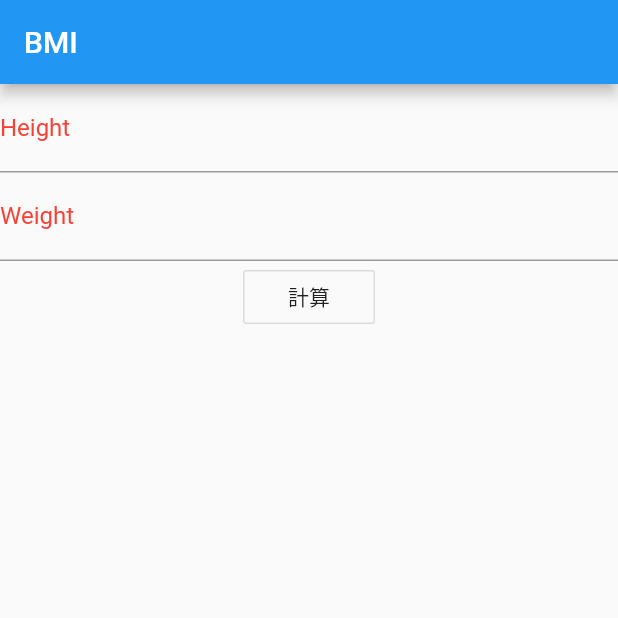
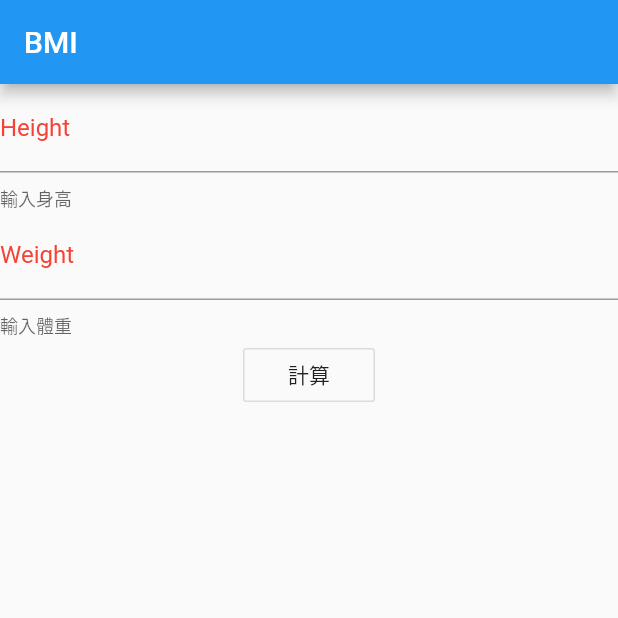
Before and after one commit to CCH0124/flutter-BMI, a Flutter app: the screen it shows after launch, on a phone screen of 412 x 824 dp, the top half of it. Run offline on Flutter 3.47's test engine with Material 2 defaults, Android fonts, the phone set to English and light mode, and no system bars.

Commit message:
add helperText

```diff
--- a/lib/main.dart
+++ b/lib/main.dart
@@ -78,6 +78,7 @@ class _bmiStatefulWidgetPage extends State<StatefulWidget> {
               decoration: InputDecoration( // 輸入外觀顯示
                   hintText: 'Inpute Height(cm)', // 文字背景提示，當有文字時會消失
                   labelText: 'Height', // 輸入框上方的文字，當聚焦此會稍微往上移動並變色
+                  helperText: '輸入身高',
                   labelStyle: TextStyle(
                     color: Colors.red,
                   )
@@ -90,6 +91,7 @@ class _bmiStatefulWidgetPage extends State<StatefulWidget> {
               decoration: InputDecoration(
                 hintText: 'Inpute Weight(kg)',
                 labelText: 'Weight',
+                helperText: '輸入體重',
                 labelStyle: TextStyle(
                   color: Colors.red,
                 )
```
Also changed, not shown: pubspec.lock.
